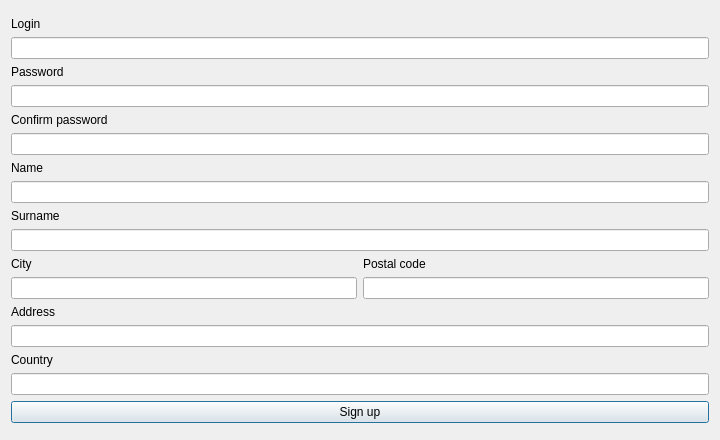
Before: the Qt Designer form signupwindow.ui in szymon27/xkomx, drawn with Qt 5.
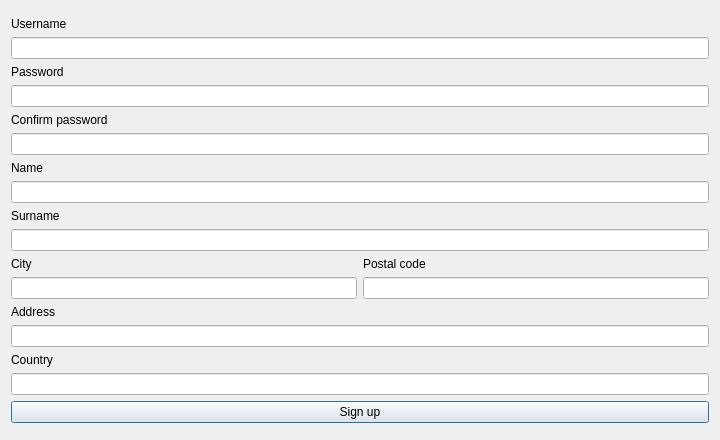
After: the same form once the commit is applied.

Patch:
```diff
--- a/signupwindow.ui
+++ b/signupwindow.ui
@@ -25,7 +25,7 @@
      <item>
       <widget class="QLabel" name="lbLogin">
        <property name="text">
-        <string>Login</string>
+        <string>Username</string>
        </property>
       </widget>
      </item>
```
Left out of the diff: 4 changed lines with no effect on the pictures.
